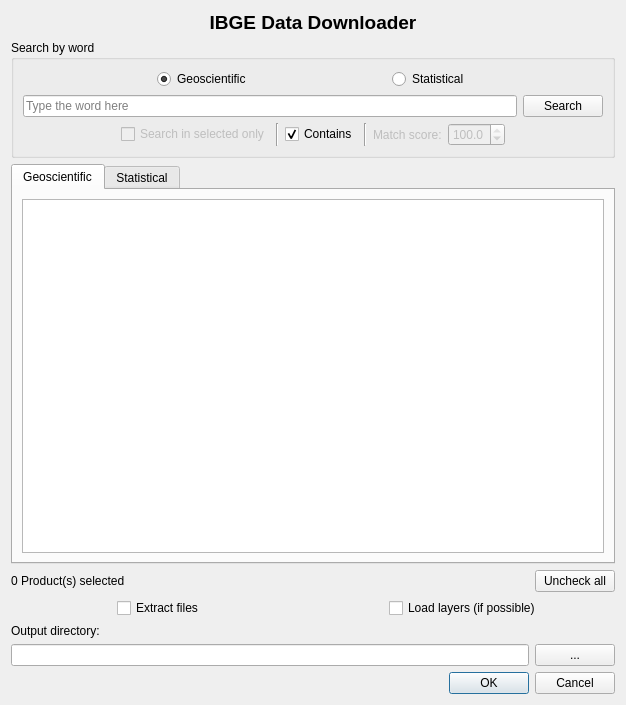
Above: ibgeDataDownloader_dialog_base.ui from VEMD/ibgedatadownloader before the change. Below: the same form after it.
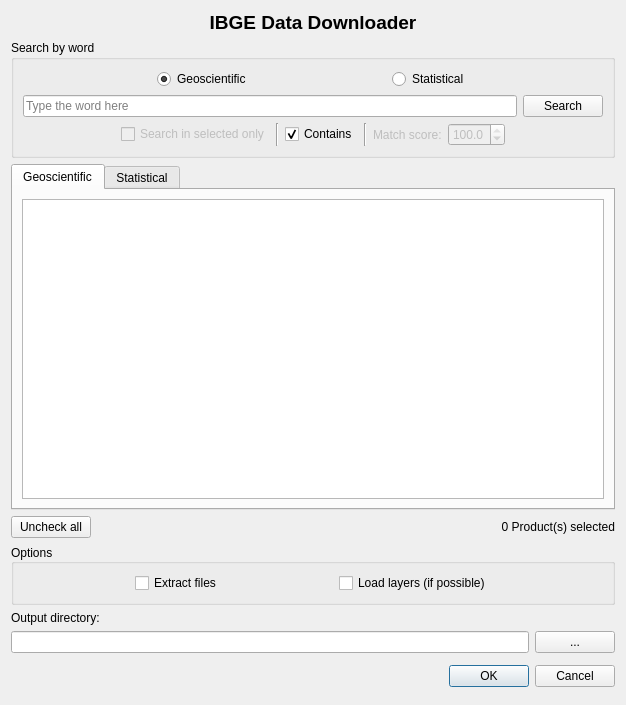
That is the form after the change.

Diff of the .ui file:
```diff
--- a/ibgeDataDownloader_dialog_base.ui
+++ b/ibgeDataDownloader_dialog_base.ui
@@ -19,45 +19,11 @@
   <layout class="QGridLayout" name="gridLayout_2">
    <item row="10" column="0">
     <layout class="QGridLayout" name="gridLayout">
-     <item row="8" column="0">
-      <layout class="QHBoxLayout" name="horizontalLayout_3" stretch="0,0">
-       <property name="spacing">
-        <number>6</number>
-       </property>
-       <property name="sizeConstraint">
-        <enum>QLayout::SetMinimumSize</enum>
-       </property>
-       <property name="bottomMargin">
-        <number>0</number>
-       </property>
-       <item alignment="Qt::AlignHCenter">
-        <widget class="QCheckBox" name="checkBox_Unzip">
-         <property name="text">
-          <string>Extract files</string>
-         </property>
-        </widget>
-       </item>
-       <item alignment="Qt::AlignHCenter">
-        <widget class="QCheckBox" name="checkBox_AddLayer">
-         <property name="text">
-          <string>Load layers (if possible)</string>
-         </property>
-        </widget>
-       </item>
-      </layout>
-     </item>
      <item row="7" column="0">
       <layout class="QHBoxLayout" name="horizontalLayout_2">
        <property name="leftMargin">
         <number>0</number>
        </property>
-       <item>
-        <widget class="QLabel" name="label_ProductsSelected">
-         <property name="text">
-          <string>0 Product(s) selected</string>
-         </property>
-        </widget>
-       </item>
        <item>
         <widget class="QPushButton" name="pushButton_UncheckAll">
          <property name="maximumSize">
@@ -71,6 +37,16 @@
          </property>
         </widget>
        </item>
+       <item>
+        <widget class="QLabel" name="label_ProductsSelected">
+         <property name="text">
+          <string>0 Product(s) selected</string>
+         </property>
+         <property name="alignment">
+          <set>Qt::AlignRight|Qt::AlignTrailing|Qt::AlignVCenter</set>
+         </property>
+        </widget>
+       </item>
       </layout>
      </item>
      <item row="0" column="0">
@@ -105,6 +81,18 @@
      </item>
      <item row="37" column="0">
       <widget class="QDialogButtonBox" name="button_box">
+       <property name="minimumSize">
+        <size>
+         <width>0</width>
+         <height>35</height>
+        </size>
+       </property>
+       <property name="layoutDirection">
+        <enum>Qt::LeftToRight</enum>
+       </property>
+       <property name="autoFillBackground">
+        <bool>false</bool>
+       </property>
        <property name="orientation">
         <enum>Qt::Horizontal</enum>
        </property>
@@ -420,6 +408,86 @@
        </layout>
       </widget>
      </item>
+     <item row="8" column="0">
+      <widget class="QGroupBox" name="groupBox_2">
+       <property name="minimumSize">
+        <size>
+         <width>0</width>
+         <height>50</height>
+        </size>
+       </property>
+       <property name="layoutDirection">
+        <enum>Qt::LeftToRight</enum>
+       </property>
+       <property name="title">
+        <string>Options</string>
+       </property>
+       <property name="alignment">
+        <set>Qt::AlignLeading|Qt::AlignLeft|Qt::AlignVCenter</set>
+       </property>
+       <property name="flat">
+        <bool>false</bool>
+       </property>
+       <layout class="QHBoxLayout" name="horizontalLayout_3">
+        <item>
+         <spacer name="horizontalSpacer_6">
+          <property name="orientation">
+           <enum>Qt::Horizontal</enum>
+          </property>
+          <property name="sizeHint" stdset="0">
+           <size>
+            <width>40</width>
+            <height>20</height>
+           </size>
+          </property>
+         </spacer>
+        </item>
+        <item>
+         <widget class="QCheckBox" name="checkBox_Unzip">
+          <property name="layoutDirection">
+           <enum>Qt::LeftToRight</enum>
+          </property>
+          <property name="text">
+           <string>Extract files</string>
+          </property>
+         </widget>
+        </item>
+        <item>
+         <spacer name="horizontalSpacer_7">
+          <property name="orientation">
+           <enum>Qt::Horizontal</enum>
+          </property>
+          <property name="sizeHint" stdset="0">
+           <size>
+            <width>40</width>
+            <height>20</height>
+           </size>
+          </property>
+         </spacer>
+        </item>
+        <item>
+         <widget class="QCheckBox" name="checkBox_AddLayer">
+          <property name="text">
+           <string>Load layers (if possible)</string>
+          </property>
+         </widget>
+        </item>
+        <item>
+         <spacer name="horizontalSpacer_8">
+          <property name="orientation">
+           <enum>Qt::Horizontal</enum>
+          </property>
+          <property name="sizeHint" stdset="0">
+           <size>
+            <width>40</width>
+            <height>20</height>
+           </size>
+          </property>
+         </spacer>
+        </item>
+       </layout>
+      </widget>
+     </item>
     </layout>
    </item>
   </layout>
```
